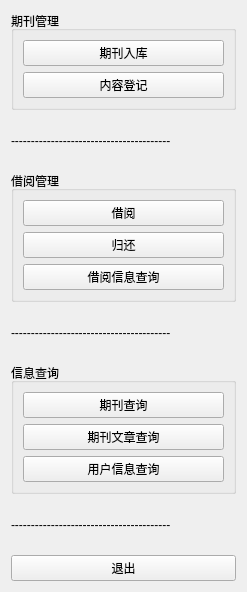
Before: the Qt Designer form form.ui in DEVILcong/SoftEng, drawn with Qt 5.
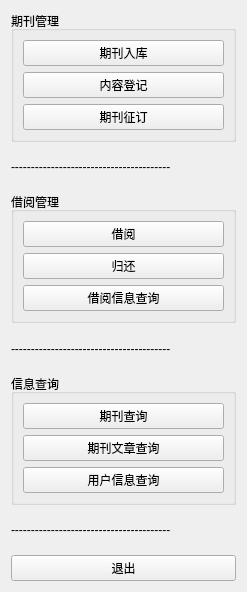
After: the same form once the commit is applied.

```diff
--- a/form.ui
+++ b/form.ui
@@ -46,6 +46,13 @@
         </property>
        </widget>
       </item>
+      <item>
+       <widget class="QPushButton" name="pushButton_5">
+        <property name="text">
+         <string>期刊征订</string>
+        </property>
+       </widget>
+      </item>
      </layout>
     </widget>
    </item>
```
